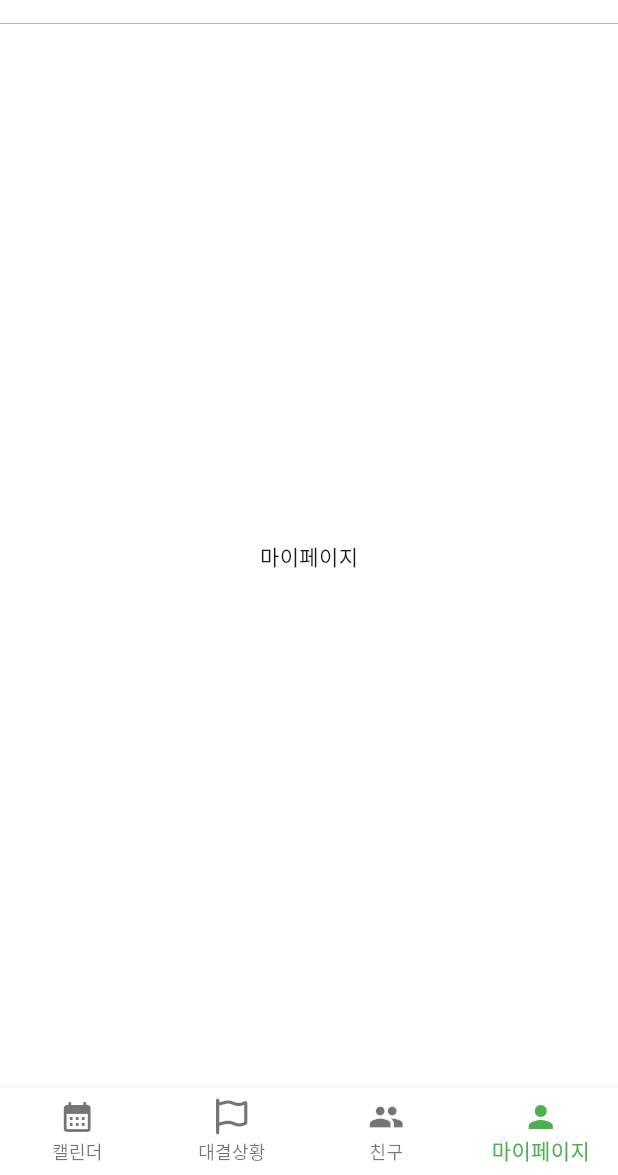
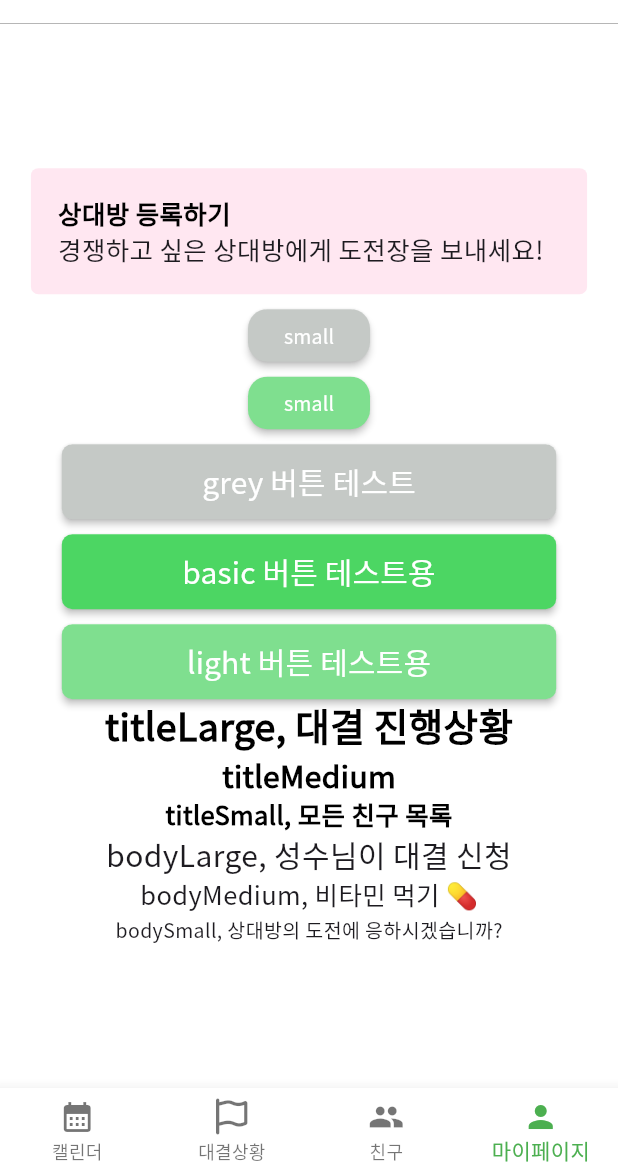
Before and after one commit to aengzu/HCI_03, a Flutter app: the screen it shows after launch, item 4 of the bottom bar chosen, on a phone screen of 412 x 824 dp, the part 61-1236 px from its top. Run offline on Flutter 3.47's test engine with Material 3 defaults, Android fonts, the phone set to English and light mode, and no system bars; our stand-ins replace fl_chart, font_awesome_flutter, get, google_fonts.

Commit message:
feat: add font, btn

```diff
--- a/lib/constants/image_assets.dart
+++ b/lib/constants/image_assets.dart
@@ -8,5 +8,9 @@ class ImageAssets
   static const logo = 'assets/images/logo.png';
   static const sender = 'assets/images/sender_img.png';
   static const receiver ='assets/images/receiver_img.png';
+  static const checkedOpposite ='assets/images/checked_opposite.png';
+  static const checkedOwn ='assets/images/checked_own.png';
+  static const uncheckedOpposite ='assets/images/unchecked_opposite.png';
+  static const uncheckedOwn ='assets/images/unchecked_own.png';
 
 }
--- a/lib/constants/theme.dart
+++ b/lib/constants/theme.dart
@@ -25,23 +25,31 @@ AppBarTheme appTheme() {
 
 // 사용자 정의 폰트 (Noto Sans Korean)
 TextTheme textTheme() {
-  return TextTheme(
-    // DisplayLarge 텍스트 스타일.
-    displayLarge: TextStyle(fontFamily: 'NotoSansKR', fontSize: 24, color: Colors.black),
-    // 버튼
-    displayMedium: TextStyle(fontFamily: 'NotoSansKR', fontSize: 20, color: Colors.white, fontWeight: FontWeight.w100),
+  return const TextTheme(
+    // DisplayLarge 텍스트 스타일. 기본 버튼
+   // displayLarge: TextStyle(fontFamily: 'NotoSansKR', fontSize: 24, color: Colors.white),
+    // 기본 버튼
+    displayMedium: TextStyle(fontFamily: 'NotoSansKR', fontSize: 20, color: Colors.white, fontWeight: FontWeight.w300),
+    // 미니 버튼
+    displaySmall: TextStyle(fontFamily: 'NotoSansKR', fontSize: 13, color: Colors.white, fontWeight: FontWeight.w400),
     // BodyLarge 텍스트 스타일.
     bodyLarge: TextStyle(
       fontFamily: 'NotoSansKR',
       fontWeight: FontWeight.w400,
-      fontSize: 16.0,
+      fontSize: 20.0,
     ),    // BodyMedium 텍스트 스타일.
     bodyMedium: TextStyle(
       fontFamily: 'NotoSansKR',
       fontWeight: FontWeight.w400,
-      fontSize: 14.0,
+      fontSize: 17.0,
+    ),
+    bodySmall: TextStyle(
+      fontFamily: 'NotoSansKR',
+      fontWeight: FontWeight.w400,
+      fontSize: 13.0,
     ),
     // TitleLarge 텍스트 스타일.
+    titleSmall: TextStyle(fontFamily: 'NotoSansKR', fontSize: 17, color: Colors.black, fontWeight: FontWeight.bold),
     titleMedium: TextStyle(fontFamily: 'NotoSansKR', fontSize: 20, color: Colors.black, fontWeight: FontWeight.bold),
     titleLarge: TextStyle(fontFamily: 'NotoSansKR', fontSize: 25, color: Colors.black, fontWeight: FontWeight.bold),
 
--- a/lib/screens/battle/components/battle_profile_widget.dart
+++ b/lib/screens/battle/components/battle_profile_widget.dart
@@ -1,6 +1,7 @@
 import 'package:fl_chart/fl_chart.dart';
 import 'package:flutter/material.dart';
 import 'package:flutter/widgets.dart';
+import 'package:hci_03/constants/image_assets.dart';
 import 'package:hci_03/constants/theme.dart';
 
 class BattleProfileWidget extends StatelessWidget {
@@ -81,7 +82,7 @@ class BattleProfileWidget extends StatelessWidget {
           child: isProfileClicked
               ? pieChart(percentage, context)
               : Image.asset(
-                  'assets/images/receiver_img.png',
+                  ImageAssets.receiver,
                   width: 120,
                   height: 120,
                 ),
--- a/lib/screens/battle/components/commentWidget.dart
+++ b/lib/screens/battle/components/commentWidget.dart
@@ -1,4 +1,5 @@
 import 'package:flutter/material.dart';
+import 'package:hci_03/constants/image_assets.dart';
 
 class CommentWidget extends StatelessWidget {
   final Map comment;
@@ -24,12 +25,12 @@ class CommentWidget extends StatelessWidget {
               },
               child: comment["checked"]
                   ? Image.asset(
-                      'assets/images/checked_own.png',
+                      ImageAssets.checkedOwn,
                       width: 24,
                       height: 24,
                     )
                   : Image.asset(
-                      'assets/images/unchecked_own.png',
+                      ImageAssets.uncheckedOwn,
                       width: 24,
                       height: 24,
                     )),
--- a/lib/screens/battle/components/missions_widget.dart
+++ b/lib/screens/battle/components/missions_widget.dart
@@ -2,6 +2,7 @@ import 'package:flutter/cupertino.dart';
 import 'package:flutter/material.dart';
 import 'package:flutter/widgets.dart';
 import 'package:get/get.dart';
+import 'package:hci_03/constants/image_assets.dart';
 
 class MissionsWidget extends StatelessWidget {
   final Map mission;
@@ -27,12 +28,12 @@ class MissionsWidget extends StatelessWidget {
               },
               child: mission["checked"]
                   ? Image.asset(
-                      'assets/images/checked_own.png',
+                      ImageAssets.checkedOwn,
                       width: 24,
                       height: 24,
                     )
                   : Image.asset(
-                      'assets/images/unchecked_own.png',
+                      ImageAssets.uncheckedOwn,
                       width: 24,
                       height: 24,
                     )),
@@ -43,7 +44,7 @@ class MissionsWidget extends StatelessWidget {
                     .bodyMedium!
                     .copyWith(fontWeight: FontWeight.w500)),
           ),
-          Image.asset('assets/images/unchecked_opposite.png'),
+          Image.asset(ImageAssets.uncheckedOpposite),
         ],
       ),
     );
--- a/lib/screens/battle_request/battle_request_screen.dart
+++ b/lib/screens/battle_request/battle_request_screen.dart
@@ -1,6 +1,6 @@
 import 'package:flutter/material.dart';
 import 'package:hci_03/models/request_title.dart';
-import 'package:hci_03/screens/battle_request/components/notice_box.dart';
+import 'package:hci_03/screens/components/notice_box.dart';
 
 import '../../constants/image_assets.dart';
 import '../components/appbar_preffered_size.dart';
--- a/lib/screens/calendar/calendar_screen.dart
+++ b/lib/screens/calendar/calendar_screen.dart
@@ -1,6 +1,7 @@
 import 'package:flutter/material.dart';
 import 'package:hci_03/constants/theme.dart';
 import 'package:hci_03/screens/components/custom_btn.dart';
+import 'package:hci_03/screens/components/custom_light_btn.dart';
 
 import '../../constants/image_assets.dart';
 import '../components/appbar_preffered_size.dart';
@@ -21,18 +22,8 @@ class CalendarScreen extends StatelessWidget {
           bottom: appBarBottomLine(),
         ),
       body: Center(
-        child: Column(
-          mainAxisAlignment: MainAxisAlignment.center,
-          children: [
-            CustomButton(label: '버튼 테스트용', onPressed: (){},),
-            Text('텍스트 테스트 : 제작 시 삭제'),
-            Text('displayLarge', style: textTheme().displayLarge),
-            Text('titleMedium', style: textTheme().titleMedium),
-            Text('bodyLarge', style: textTheme().bodyLarge),
-            Text('기본 글꼴'),
-          ],
-        ),
-      )
+        child: Text('캘린더'),
+      ),
     );
   }
 }
--- /dev/null
+++ b/lib/screens/components/custom_light_btn.dart
@@ -0,0 +1,34 @@
+import 'package:flutter/material.dart';
+
+import '../../constants/theme.dart';
+
+class CustomButtonLight extends StatelessWidget {
+  final String label;
+  final VoidCallback onPressed;
+
+  const CustomButtonLight({Key? key, required this.label, required this.onPressed})
+      : super(key: key);
+
+  @override
+  Widget build(BuildContext context) {
+    double screenWidth = MediaQuery.of(context).size.width;
+    return Container(
+      height: 50.0, // 버튼의 높이 설정
+      width: screenWidth * 0.8, // 화면 가로 크기의 80%에 해당하는 너비 설정
+      child: ElevatedButton(
+        style: ElevatedButton.styleFrom(
+          backgroundColor: Color(0xff7FDF8F), // 버튼의 배경색
+          elevation: 2, // 그림자 높이 설정
+          shape: RoundedRectangleBorder(
+            borderRadius: BorderRadius.circular(7.0), // 버튼 모양을 둥글게 설정
+          ),
+        ),
+        onPressed: onPressed, // 버튼 클릭 이벤트 연결
+        child: Text(
+          label,
+          style: textTheme().displayMedium,
+        ),
+      ),
+    );
+  }
+}
--- /dev/null
+++ b/lib/screens/components/grey_btn.dart
@@ -0,0 +1,34 @@
+import 'package:flutter/material.dart';
+
+import '../../constants/theme.dart';
+
+class GreyButton extends StatelessWidget {
+  final String label;
+  final VoidCallback onPressed;
+
+  const GreyButton({Key? key, required this.label, required this.onPressed})
+      : super(key: key);
+
+  @override
+  Widget build(BuildContext context) {
+    double screenWidth = MediaQuery.of(context).size.width;
+    return Container(
+      height: 50.0, // 버튼의 높이 설정
+      width: screenWidth * 0.8, // 화면 가로 크기의 80%에 해당하는 너비 설정
+      child: ElevatedButton(
+        style: ElevatedButton.styleFrom(
+          backgroundColor: Color(0xffC5C9C6), // 버튼의 배경색
+          elevation: 2, // 그림자 높이 설정
+          shape: RoundedRectangleBorder(
+            borderRadius: BorderRadius.circular(7.0), // 버튼 모양을 둥글게 설정
+          ),
+        ),
+        onPressed: onPressed, // 버튼 클릭 이벤트 연결
+        child: Text(
+          label,
+          style: textTheme().displayMedium,
+        ),
+      ),
+    );
+  }
+}
--- a/lib/screens/battle_request/components/notice_box.dart
+++ b/lib/screens/components/notice_box.dart
@@ -9,8 +9,9 @@ class NoticeBox extends StatelessWidget {
 
   @override
   Widget build(BuildContext context) {
+    double screenWidth = MediaQuery.of(context).size.width;
     return Container(
-      width: double.infinity,
+      width: screenWidth*0.9,
       padding: EdgeInsets.all(10),
       decoration: BoxDecoration(
         color: Color(0xFFFFE7F1),
@@ -28,7 +29,7 @@ class NoticeBox extends StatelessWidget {
             ),
             Text(
               notice.description,
-              style: textTheme().bodyLarge
+              style: textTheme().bodyMedium,
             ),
           ],
         ),
--- /dev/null
+++ b/lib/screens/components/small_btn.dart
@@ -0,0 +1,32 @@
+import 'package:flutter/material.dart';
+
+import '../../constants/theme.dart';
+
+class SmallButton extends StatelessWidget {
+  final String label;
+  final VoidCallback onPressed;
+
+  const SmallButton({Key? key, required this.label, required this.onPressed})
+      : super(key: key);
+
+  @override
+  Widget build(BuildContext context) {
+    return Container(
+      height: 35.0, // 버튼의 높이 설정// 화면 가로 크기의 80%에 해당하는 너비 설정
+      child: ElevatedButton(
+        style: ElevatedButton.styleFrom(
+          backgroundColor: Color(0xff7FDF8F), // 버튼의 배경색
+          elevation: 2, // 그림자 높이 설정
+          shape: RoundedRectangleBorder(
+            borderRadius: BorderRadius.circular(13.0), // 버튼 모양을 둥글게 설정
+          ),
+        ),
+        onPressed: onPressed, // 버튼 클릭 이벤트 연결
+        child: Text(
+          label,
+          style: textTheme().displaySmall,
+        ),
+      ),
+    );
+  }
+}
--- /dev/null
+++ b/lib/screens/components/small_grey_btn.dart
@@ -0,0 +1,32 @@
+import 'package:flutter/material.dart';
+
+import '../../constants/theme.dart';
+
+class SmallGreyButton extends StatelessWidget {
+  final String label;
+  final VoidCallback onPressed;
+
+  const SmallGreyButton({Key? key, required this.label, required this.onPressed})
+      : super(key: key);
+
+  @override
+  Widget build(BuildContext context) {
+    return Container(
+      height: 35.0, // 버튼의 높이 설정// 화면 가로 크기의 80%에 해당하는 너비 설정
+      child: ElevatedButton(
+        style: ElevatedButton.styleFrom(
+          backgroundColor: Color(0xffC5C9C6), // 버튼의 배경색
+          elevation: 2, // 그림자 높이 설정
+          shape: RoundedRectangleBorder(
+            borderRadius: BorderRadius.circular(13.0), // 버튼 모양을 둥글게 설정
+          ),
+        ),
+        onPressed: onPressed, // 버튼 클릭 이벤트 연결
+        child: Text(
+          label,
+          style: textTheme().displaySmall,
+        ),
+      ),
+    );
+  }
+}
--- a/lib/screens/mypage/mypage_screen.dart
+++ b/lib/screens/mypage/mypage_screen.dart
@@ -1,4 +1,12 @@
 import 'package:flutter/material.dart';
+import 'package:hci_03/constants/theme.dart';
+import 'package:hci_03/models/request_title.dart';
+import 'package:hci_03/screens/components/custom_btn.dart';
+import 'package:hci_03/screens/components/custom_light_btn.dart';
+import 'package:hci_03/screens/components/grey_btn.dart';
+import 'package:hci_03/screens/components/notice_box.dart';
+import 'package:hci_03/screens/components/small_btn.dart';
+import 'package:hci_03/screens/components/small_grey_btn.dart';
 
 import '../../constants/image_assets.dart';
 import '../components/appbar_preffered_size.dart';
@@ -18,8 +26,42 @@ class MyPageScreen extends StatelessWidget {
             ),],
           bottom: appBarBottomLine(),
         ),
-        body: const Center(
-          child: Text('마이페이지'),
+        body: Center(
+          child: Column(
+            mainAxisAlignment: MainAxisAlignment.center,
+            children: [
+              // NOTE: notice box - 상단에 띄우는 공지 박스, tile 과 description 입력
+             // NoticeBox(notice: Notice(title: '공지 📣', description: '공지 des')),
+              NoticeBox(notice: dummyNotices[0]), // <- dummyNotices 로도 사용 가능
+              SizedBox(height: 10,),
+              // NOTE: small 비활성화 버튼
+              SmallGreyButton(label: 'small', onPressed: (){}),
+              SizedBox(height: 10,),
+              // NOTE: small 활성화 버튼
+              SmallButton(label: 'small', onPressed: (){}),
+              SizedBox(height: 10,),
+              // NOTE: 비활성화 버튼
+              GreyButton(label: 'grey 버튼 테스트', onPressed: (){}),
+              SizedBox(height: 10,),
+              // NOTE: 기본 버튼
+              CustomButton(label: 'basic 버튼 테스트용', onPressed: (){},),
+              SizedBox(height: 10,),
+              // NOTE: 연한 버튼
+              CustomButtonLight(label: 'light 버튼 테스트용', onPressed: (){},),
+              // NOTE: tilteLarge 큰 볼드체
+              Text('titleLarge, 대결 진행상황', style: textTheme().titleLarge),
+              // NOTE: tileMedium 중간 볼드체
+              Text('titleMedium', style: textTheme().titleMedium),
+              // NOTE: titleSmall 작은 볼드체
+              Text('titleSmall, 모든 친구 목록', style: textTheme().titleSmall),
+              // NOTE: bodyLarge 큰 일반체 (태스크 이거로 작성 혹은
+              Text('bodyLarge, 성수님이 대결 신청', style: textTheme().bodyLarge),
+              // NOTE: bodyMedium 중간 일반체
+              Text('bodyMedium, 비타민 먹기 💊', style: textTheme().bodyMedium),
+              // NOTE: bodySmall 작은 일반체
+              Text('bodySmall, 상대방의 도전에 응하시겠습니까?', style: textTheme().bodySmall),
+            ],
+          ),
         )
     );
   }
```
Also changed, not shown: lib/controllers/user_controller.dart (deleted, +0 -45 lines).
